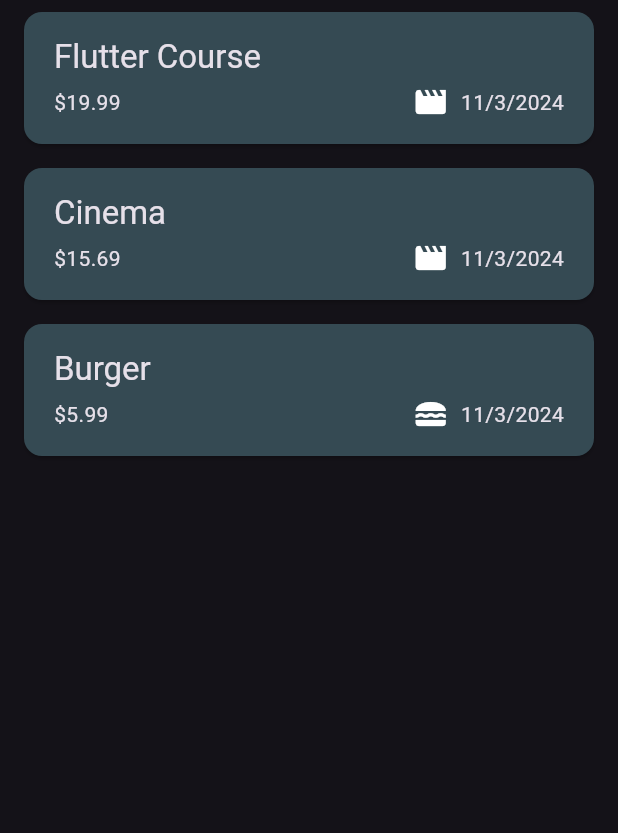
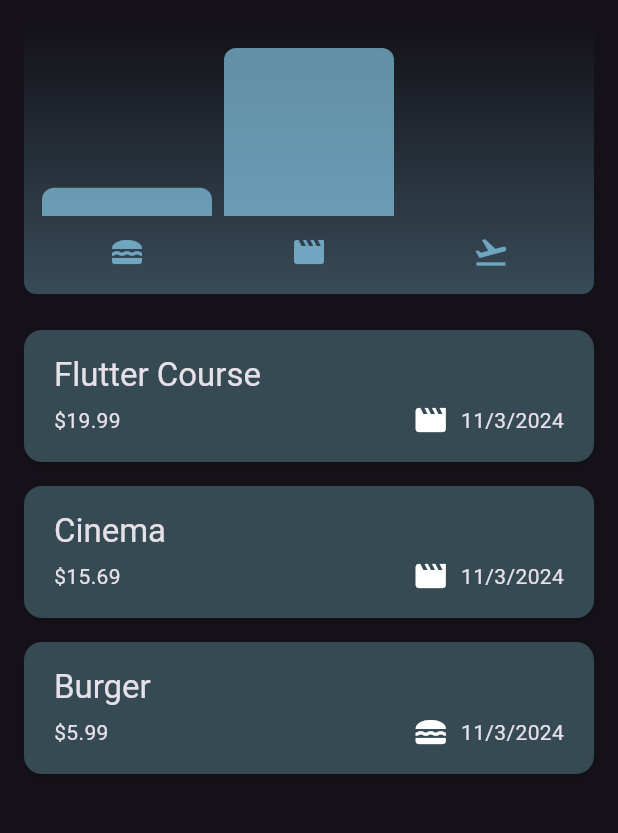
Before and after one commit to hiep1810/expense_tracker, a Flutter app: the screen it shows after launch, on a phone screen of 412 x 824 dp, the part 84-917 px from its top. Run offline on Flutter 3.47's test engine with Material 3 defaults, Android fonts, the phone set to English and light mode, and no system bars.

Commit message:
feat: Add Chart widget to display expense statistics in Expenses screen

```diff
--- a/lib/expenses.dart
+++ b/lib/expenses.dart
@@ -1,3 +1,4 @@
+import 'package:expense_tracker/widgets/charts/chart.dart';
 import 'package:expense_tracker/widgets/expenses_list/expense_list.dart';
 import 'package:expense_tracker/widgets/new_expense.dart';
 import 'package:flutter/material.dart';
@@ -93,6 +94,7 @@ class _ExpensesState extends State<Expenses> {
       ]),
       body: Column(
         children: [
+          Chart(expenses: _registeredExpenses),
           Expanded(
             child: mainContent,
           ),
--- a/lib/models/expense.dart
+++ b/lib/models/expense.dart
@@ -35,3 +35,23 @@ class Expense {
     return formatter.format(date);
   }
 }
+
+class ExpenseBucket {
+  const ExpenseBucket({required this.category, required this.expenses});
+
+  ExpenseBucket.forCategory(List<Expense> allExpenses, this.category)
+      : expenses = allExpenses
+            .where((expense) => expense.category == category)
+            .toList();
+
+  final Category category;
+  final List<Expense> expenses;
+
+  double get totalExpenses {
+    double sum = 0;
+    for (final expense in expenses) {
+      sum += expense.amount;
+    }
+    return sum;
+  }
+}
--- /dev/null
+++ b/lib/widgets/charts/chart.dart
@@ -0,0 +1,93 @@
+import 'package:expense_tracker/widgets/charts/chart_bar.dart';
+import 'package:flutter/material.dart';
+import 'package:expense_tracker/models/expense.dart';
+
+class Chart extends StatelessWidget {
+  const Chart({super.key, required this.expenses});
+
+  final List<Expense> expenses;
+
+  List<ExpenseBucket> get buckets {
+    return [
+      ExpenseBucket.forCategory(expenses, Category.food),
+      ExpenseBucket.forCategory(expenses, Category.leisure),
+      ExpenseBucket.forCategory(expenses, Category.travel),
+    ];
+  }
+
+  double get maxTotalExpense {
+    double maxTotalExpense = 0;
+
+    for (final bucket in buckets) {
+      if (bucket.totalExpenses > maxTotalExpense) {
+        maxTotalExpense = bucket.totalExpenses;
+      }
+    }
+
+    return maxTotalExpense;
+  }
+
+  @override
+  Widget build(BuildContext context) {
+    final isDarkMode =
+        MediaQuery.of(context).platformBrightness == Brightness.dark;
+    return Container(
+      margin: const EdgeInsets.all(16),
+      padding: const EdgeInsets.symmetric(
+        vertical: 16,
+        horizontal: 8,
+      ),
+      width: double.infinity,
+      height: 180,
+      decoration: BoxDecoration(
+        borderRadius: BorderRadius.circular(8),
+        gradient: LinearGradient(
+          colors: [
+            Theme.of(context).colorScheme.primary.withOpacity(0.3),
+            Theme.of(context).colorScheme.primary.withOpacity(0.0)
+          ],
+          begin: Alignment.bottomCenter,
+          end: Alignment.topCenter,
+        ),
+      ),
+      child: Column(
+        children: [
+          Expanded(
+            child: Row(
+              crossAxisAlignment: CrossAxisAlignment.end,
+              children: [
+                for (final bucket in buckets) // alternative to map()
+                  ChartBar(
+                    fill: bucket.totalExpenses == 0
+                        ? 0
+                        : bucket.totalExpenses / maxTotalExpense,
+                  )
+              ],
+            ),
+          ),
+          const SizedBox(height: 12),
+          Row(
+            children: buckets
+                .map(
+                  (bucket) => Expanded(
+                    child: Padding(
+                      padding: const EdgeInsets.symmetric(horizontal: 4),
+                      child: Icon(
+                        categoryIcons[bucket.category],
+                        color: isDarkMode
+                            ? Theme.of(context).colorScheme.secondary
+                            : Theme.of(context)
+                                .colorScheme
+                                .primary
+                                .withOpacity(0.7),
+                      ),
+                    ),
+                  ),
+                )
+                .toList(),
+          )
+        ],
+      ),
+    );
+  }
+}
--- /dev/null
+++ b/lib/widgets/charts/chart_bar.dart
@@ -0,0 +1,34 @@
+import 'package:flutter/material.dart';
+
+class ChartBar extends StatelessWidget {
+  const ChartBar({
+    super.key,
+    required this.fill,
+  });
+
+  final double fill;
+
+  @override
+  Widget build(BuildContext context) {
+    final isDarkMode =
+        MediaQuery.of(context).platformBrightness == Brightness.dark;
+    return Expanded(
+      child: Padding(
+        padding: const EdgeInsets.symmetric(horizontal: 4),
+        child: FractionallySizedBox(
+          heightFactor: fill,
+          child: DecoratedBox(
+            decoration: BoxDecoration(
+              shape: BoxShape.rectangle,
+              borderRadius:
+                  const BorderRadius.vertical(top: Radius.circular(8)),
+              color: isDarkMode
+                  ? Theme.of(context).colorScheme.secondary
+                  : Theme.of(context).colorScheme.primary.withOpacity(0.65),
+            ),
+          ),
+        ),
+      ),
+    );
+  }
+}
```
